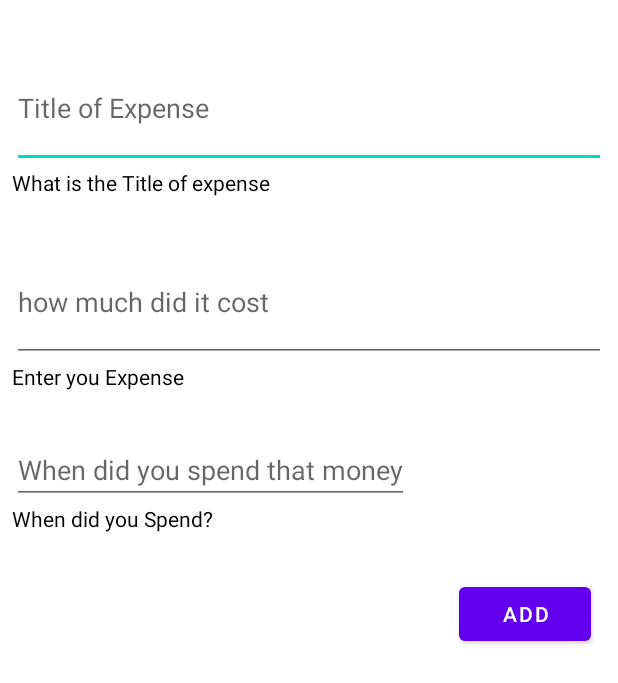
After one commit to sai-teja12/ExpenseTracker, an Android app: the layout fragment_add_edit.xml on its own in the app's theme, with its tools: preview values and no code run, on a phone screen of 412 x 824 dp. The commit adds this screen. Shown: the top 683 px of the screen. Run offline under Robolectric (Android 15) with nearby library versions, the phone set to English and light mode, and no system bars.

Commit message:
Created Fargments

```diff
--- /dev/null
+++ b/app/src/main/res/layout/fragment_add_edit.xml
@@ -0,0 +1,69 @@
+<?xml version="1.0" encoding="utf-8"?>
+<androidx.constraintlayout.widget.ConstraintLayout
+    xmlns:android="http://schemas.android.com/apk/res/android"
+    xmlns:app="http://schemas.android.com/apk/res-auto"
+    xmlns:tools="http://schemas.android.com/tools"
+    android:layout_width="match_parent"
+    android:layout_height="match_parent"
+    tools:context=".AddEdit"
+    android:layout_margin="8dp">
+
+    <EditText
+        android:id="@+id/edit_titile"
+        android:layout_width="match_parent"
+        android:layout_height="80dp"
+        android:layout_marginTop="24dp"
+        android:hint="Title of Expense"
+        app:layout_constraintStart_toStartOf="parent"
+        app:layout_constraintTop_toTopOf="parent"
+        />
+    <TextView
+        android:id="@+id/title_hint"
+        android:layout_width="wrap_content"
+        android:layout_height="wrap_content"
+        app:layout_constraintTop_toBottomOf="@+id/edit_titile"
+        android:text="What is the Title of expense"
+        />
+    <EditText
+        android:id="@+id/edit_expense"
+        android:layout_width="match_parent"
+        android:layout_height="80dp"
+        app:layout_constraintTop_toBottomOf="@+id/title_hint"
+        android:hint="how much did it cost"
+        android:layout_marginTop="30dp"
+        />
+    <TextView
+        android:id="@+id/expense_hint"
+        android:layout_width="wrap_content"
+        android:layout_height="wrap_content"
+        app:layout_constraintTop_toBottomOf="@+id/edit_expense"
+        android:text="Enter you Expense"
+        />
+    <EditText
+        android:id="@+id/edit_when"
+        android:layout_width="wrap_content"
+        android:layout_height="wrap_content"
+        app:layout_constraintTop_toBottomOf="@+id/expense_hint"
+        android:hint="When did you spend that money"
+        android:layout_marginTop="30dp"
+        />
+    <TextView
+        android:id="@+id/when_hint"
+        android:layout_width="wrap_content"
+        android:layout_height="wrap_content"
+        app:layout_constraintTop_toBottomOf="@id/edit_when"
+        android:text="When did you Spend?"
+        />
+
+    <Button
+        android:id="@+id/edit_done"
+        android:layout_width="wrap_content"
+        android:layout_height="wrap_content"
+        android:text="ADD"
+        app:layout_constraintTop_toBottomOf="@id/when_hint"
+        app:layout_constraintRight_toRightOf="parent"
+        android:layout_marginTop="30dp"
+        android:layout_marginRight="10dp"
+        />
+
+</androidx.constraintlayout.widget.ConstraintLayout>
--- a/app/src/main/res/values/colors.xml
+++ b/app/src/main/res/values/colors.xml
@@ -7,4 +7,6 @@
     <color name="teal_700">#FF018786</color>
     <color name="black">#FF000000</color>
     <color name="white">#FFFFFFFF</color>
+    <color name="red">#C31313</color>
+
 </resources>
--- a/app/src/main/res/values/strings.xml
+++ b/app/src/main/res/values/strings.xml
@@ -4,4 +4,6 @@
     <string name="expenses">Expenses</string>
     <string name="edit">EDIT</string>
     <string name="delete">DELETE</string>
+    <!-- TODO: Remove or change this placeholder text -->
+    <string name="hello_blank_fragment">Hello blank fragment</string>
 </resources>
--- a/app/src/main/res/values/themes.xml
+++ b/app/src/main/res/values/themes.xml
@@ -12,5 +12,6 @@
         <!-- Status bar color. -->
         <item name="android:statusBarColor" tools:targetApi="l">?attr/colorPrimaryVariant</item>
         <!-- Customize your theme here. -->
+        <item name="android:textColor">@color/black</item>
     </style>
 </resources>
```
Also changed, not shown: app/build.gradle (+12 -2 lines), app/src/main/java/com/example/expensetracker/AddEdit.kt (added, +7 -0 lines), app/src/main/java/com/example/expensetracker/ListDisplay.kt (added, +61 -0 lines), app/src/main/java/com/example/expensetracker/MainActivity.kt (+16 -1 lines), app/src/main/res/layout/activity_main.xml (+10 -44 lines), app/src/main/res/layout/fragment_list_display.xml (added, +53 -0 lines), build.gradle (+23 -4 lines).
